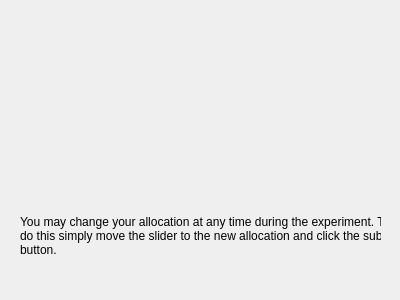
Old version of the form MarketSimulation/instructionscreen3.ui in the repository dwattttt/marketsim.
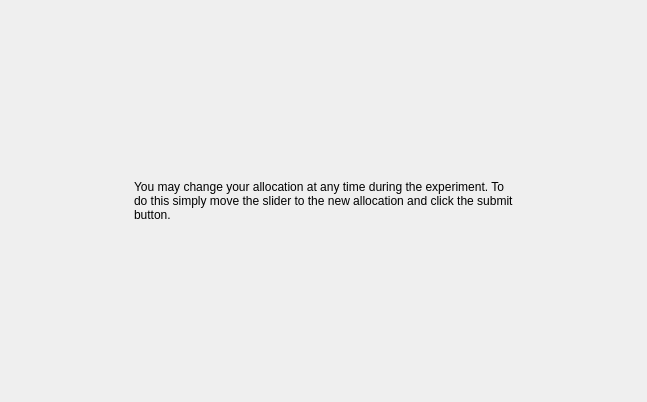
New version of the form.

Commit message: Updated the layouts on the ui screens. Should be a bit nicer.

What changed in the file:
```diff
--- a/MarketSimulation/instructionscreen3.ui
+++ b/MarketSimulation/instructionscreen3.ui
@@ -6,28 +6,80 @@
    <rect>
     <x>0</x>
     <y>0</y>
-    <width>400</width>
-    <height>300</height>
+    <width>647</width>
+    <height>402</height>
    </rect>
   </property>
   <property name="windowTitle">
    <string>Form</string>
   </property>
-  <widget class="QLabel" name="label">
-   <property name="geometry">
-    <rect>
-     <x>20</x>
-     <y>190</y>
-     <width>361</width>
-     <height>91</height>
-    </rect>
-   </property>
-   <property name="text">
-    <string>You may change your allocation at any time during the experiment. To
+  <layout class="QHBoxLayout" name="horizontalLayout">
+   <item>
+    <spacer name="horizontalSpacer">
+     <property name="orientation">
+      <enum>Qt::Horizontal</enum>
+     </property>
+     <property name="sizeHint" stdset="0">
+      <size>
+       <width>79</width>
+       <height>20</height>
+      </size>
+     </property>
+    </spacer>
+   </item>
+   <item>
+    <layout class="QVBoxLayout" name="verticalLayout">
+     <item>
+      <spacer name="verticalSpacer">
+       <property name="orientation">
+        <enum>Qt::Vertical</enum>
+       </property>
+       <property name="sizeHint" stdset="0">
+        <size>
+         <width>20</width>
+         <height>40</height>
+        </size>
+       </property>
+      </spacer>
+     </item>
+     <item>
+      <widget class="QLabel" name="label">
+       <property name="text">
+        <string>You may change your allocation at any time during the experiment. To
 do this simply move the slider to the new allocation and click the submit
 button.</string>
-   </property>
-  </widget>
+       </property>
+      </widget>
+     </item>
+     <item>
+      <spacer name="verticalSpacer_2">
+       <property name="orientation">
+        <enum>Qt::Vertical</enum>
+       </property>
+       <property name="sizeHint" stdset="0">
+        <size>
+         <width>20</width>
+         <height>40</height>
+        </size>
+       </property>
+      </spacer>
+     </item>
+    </layout>
+   </item>
+   <item>
+    <spacer name="horizontalSpacer_2">
+     <property name="orientation">
+      <enum>Qt::Horizontal</enum>
+     </property>
+     <property name="sizeHint" stdset="0">
+      <size>
+       <width>79</width>
+       <height>20</height>
+      </size>
+     </property>
+    </spacer>
+   </item>
+  </layout>
  </widget>
  <resources/>
  <connections/>
```
The commit also changes 14 other files.
